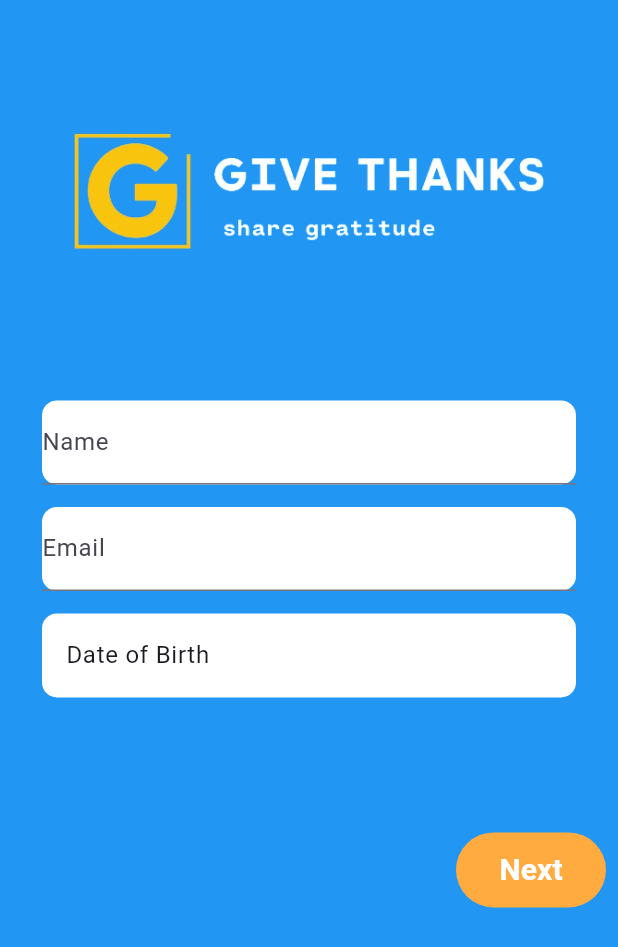
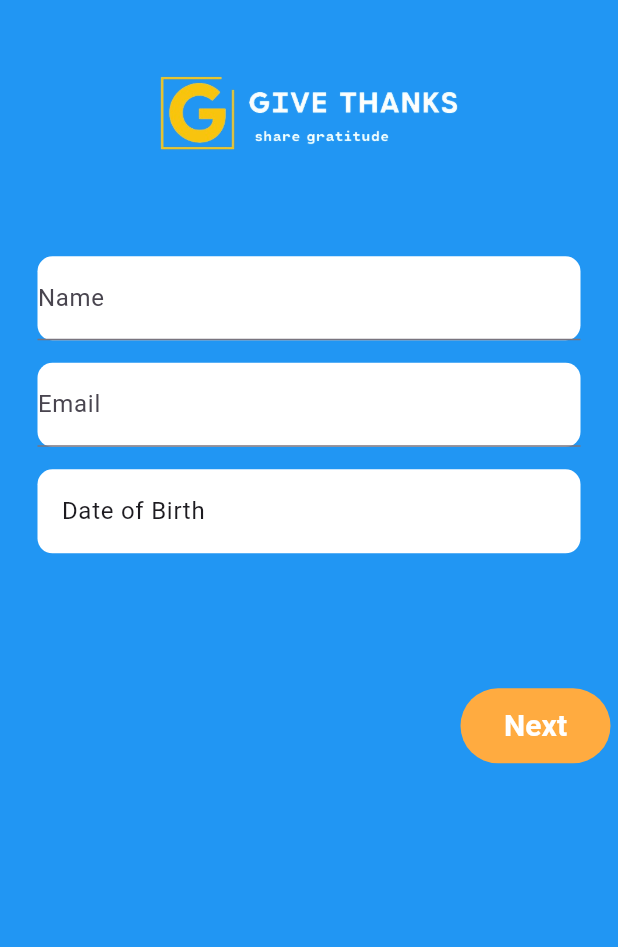
Before and after one commit to edwxrdbobb/give-thanks-mobile-app-flutter, a Flutter app: the SignUp1 screen opened directly, on a phone screen of 412 x 824 dp. Shown: the top 947 px of the screen. Run offline on Flutter 3.47's test engine with Material 3 defaults, Android fonts, the phone set to English and light mode, and no system bars; drawn by our look-alikes of flutter_form_builder; our stand-ins replace google_fonts, material_design_icons_flutter.

Commit message:
signup completed

```diff
--- a/lib/screens/signup1.dart
+++ b/lib/screens/signup1.dart
@@ -27,16 +27,22 @@ class _SignUp1State extends State<SignUp1> {
   Widget build(BuildContext context) {
     return Scaffold(
       backgroundColor: Colors.blue, // Set background color to blue
-      body: SingleChildScrollView(
+      body: SafeArea(
+        child: SingleChildScrollView(
           child: Padding(
-          padding: const EdgeInsets.all(8.0),
+            padding: const EdgeInsets.symmetric(horizontal: 5),
             child: Column(
               children: [
                 Center(
-                child: Image.asset('images/logo2.png'),
+                  child: Image.asset(
+                    'images/logo2.png',
+                    width: 250,
+                  ),
                 ),
                 Padding(
                   padding: const EdgeInsets.all(20.0),
+
+                  //The form Container that contains all the input fields
                   child: FormBuilder(
                     key: _formKey,
                     child: Column(
@@ -109,11 +115,9 @@ class _SignUp1State extends State<SignUp1> {
                     ),
                   ),
                 ),
-
                 SizedBox(
                   height: 70,
                 ),
-
                 Row(
                   mainAxisAlignment: MainAxisAlignment.end,
                   children: [
@@ -130,7 +134,8 @@ class _SignUp1State extends State<SignUp1> {
                         },
                         style: TextButton.styleFrom(
                           backgroundColor: Colors.orangeAccent, // Gold color
-                        minimumSize: Size(200, 50), // Specific width and height
+                          minimumSize:
+                              Size(200, 50), // Specific width and height
                         ),
                         child: Text(
                           'Next',
@@ -144,8 +149,8 @@ class _SignUp1State extends State<SignUp1> {
                     ),
                   ],
                 ),
-
               ],
+            ),
           ),
         ),
       ),
```
Lines whose indentation alone changed are shown as unchanged.
